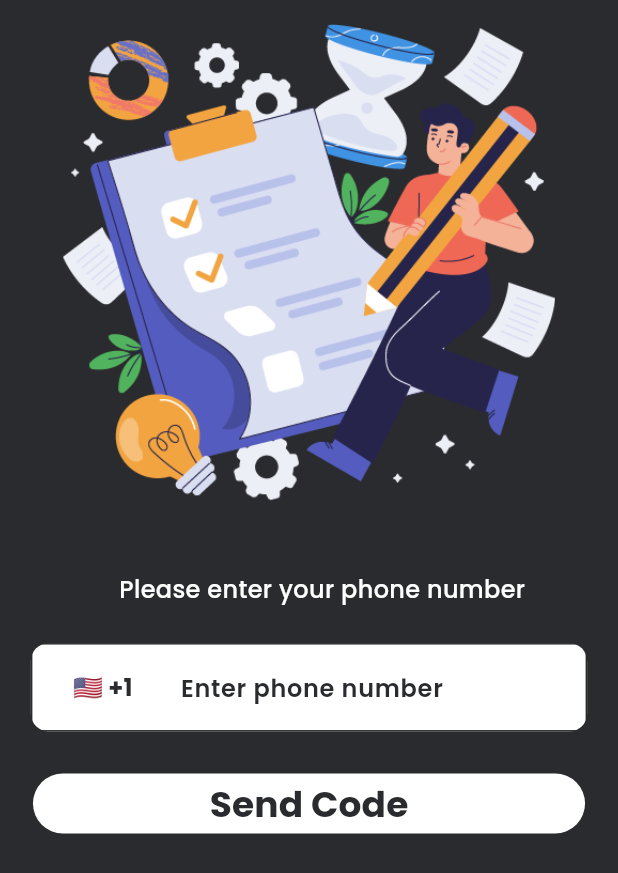
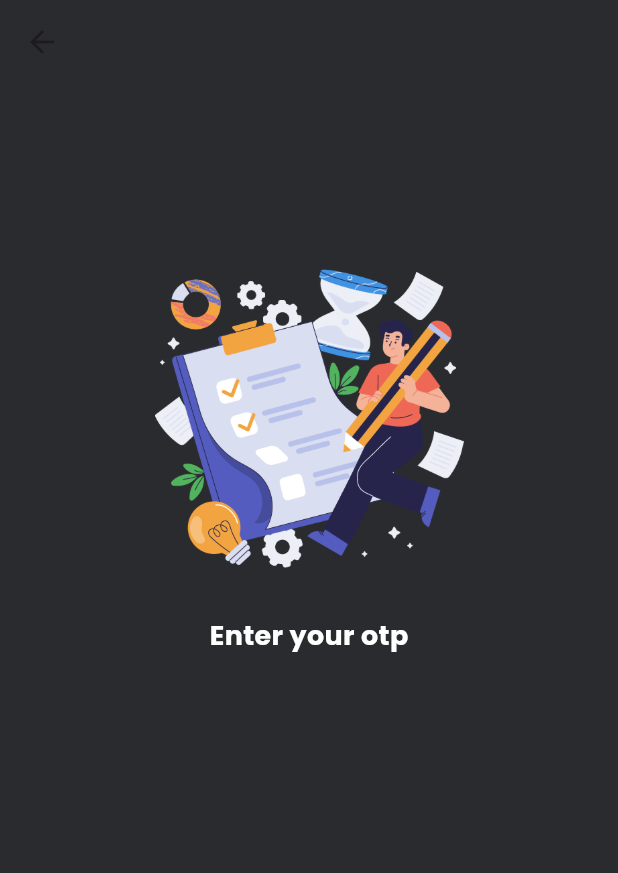
Before and after one commit to akosijho/flutter_todo_riverpod, a Flutter app: the LoginPage screen opened directly, after a tap on "Send Code", on a phone screen of 412 x 824 dp. Shown: the top 873 px of the screen. Run offline on Flutter 3.47's test engine with Material 2 defaults, Android fonts, the phone set to English and light mode, and no system bars; our stand-ins replace country_picker, flutter_screenutil, flutter_vector_icons, google_fonts, hooks_riverpod, smooth_page_indicator.

```diff
--- a/lib/features/auth/pages/login_page.dart
+++ b/lib/features/auth/pages/login_page.dart
@@ -7,6 +7,7 @@ import 'package:flutter_todo_riverpod/common/widgets/gap.dart';
 import 'package:flutter_todo_riverpod/common/widgets/my_outlined_button.dart';
 import 'package:flutter_todo_riverpod/common/widgets/my_text.dart';
 import 'package:flutter_todo_riverpod/common/widgets/my_text_field.dart';
+import 'package:flutter_todo_riverpod/features/auth/pages/otp_page.dart';
 import 'package:hooks_riverpod/hooks_riverpod.dart';
 
 class LoginPage extends ConsumerStatefulWidget {
@@ -119,7 +120,11 @@ class _LoginPageState extends ConsumerState<LoginPage> {
                         backgroundColor:
                             MaterialStateProperty.all(AppConstants.kLight),
                         side: MaterialStateProperty.all(BorderSide.none)),
-                    onPressed: () {},
+                    onPressed: () {
+                      Navigator.push(context, MaterialPageRoute(builder: (_) {
+                        return const OtpPage();
+                      }));
+                    },
                     child: MyText(
                       text: 'Send Code',
                       style:
--- a/lib/features/auth/pages/otp_page.dart
+++ b/lib/features/auth/pages/otp_page.dart
@@ -0,0 +1,47 @@
+import 'package:flutter/material.dart';
+import 'package:flutter_screenutil/flutter_screenutil.dart';
+import 'package:flutter_todo_riverpod/common/utils/constants.dart';
+import 'package:flutter_todo_riverpod/common/widgets/app_style.dart';
+import 'package:flutter_todo_riverpod/common/widgets/gap.dart';
+import 'package:flutter_todo_riverpod/common/widgets/my_text.dart';
+
+class OtpPage extends StatelessWidget {
+  const OtpPage({super.key});
+
+  @override
+  Widget build(BuildContext context) {
+    return Scaffold(
+      appBar: AppBar(
+        backgroundColor: Colors.transparent,
+      ),
+      body: SafeArea(
+        child: Center(
+          child: Column(
+            crossAxisAlignment: CrossAxisAlignment.center,
+            children: [
+              Gap(
+                height: AppConstants.kHeight * 0.15,
+              ),
+              Padding(
+                padding: EdgeInsets.symmetric(horizontal: 32.w),
+                child: Image.asset(
+                  AppConstants.todo,
+                  width: AppConstants.kWidth * 0.5,
+                ),
+              ),
+              const Gap(
+                height: 32,
+              ),
+              MyText(
+                  text: 'Enter your otp',
+                  style: appStyle(18, AppConstants.kLight, FontWeight.bold)),
+              const Gap(
+                height: 24,
+              ),
+            ],
+          ),
+        ),
+      ),
+    );
+  }
+}
--- a/pubspec.yaml
+++ b/pubspec.yaml
@@ -41,6 +41,7 @@ dependencies:
   flutter_vector_icons: ^2.0.0
   smooth_page_indicator: ^1.1.0
   country_picker: ^2.0.20
+  pinput: ^2.2.31
 
 dev_dependencies:
   flutter_test:
```
Also changed, not shown: pubspec.lock, 2 other files.
